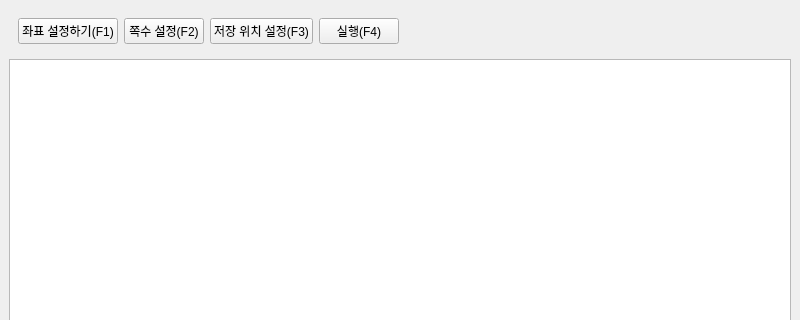
Old version of the form ui/main.ui in the repository KJH9612/python-capture; both pictures show x 0 to 800 and y 0 to 320 of the 800 by 600 pixel window.
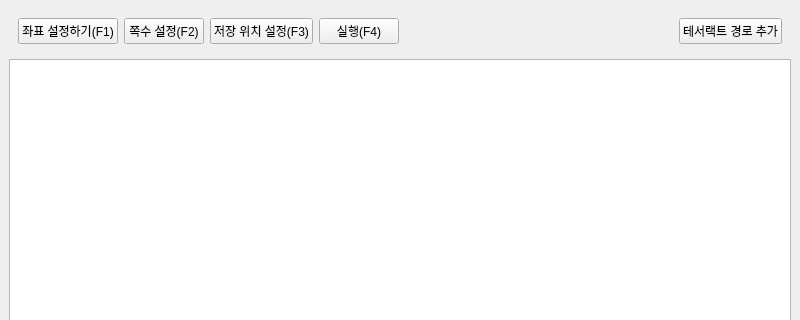
New version of the form.

```diff
--- a/ui/main.ui
+++ b/ui/main.ui
@@ -14,7 +14,12 @@
    <string>MainWindow</string>
   </property>
   <widget class="QWidget" name="centralwidget">
-   <layout class="QVBoxLayout" name="verticalLayout_2">
+   <layout class="QVBoxLayout" name="verticalLayout_3">
+    <item>
+     <layout class="QHBoxLayout" name="horizontalLayout_3">
+      <property name="spacing">
+       <number>0</number>
+      </property>
     <item alignment="Qt::AlignLeft">
      <widget class="QWidget" name="l_header_widget" native="true">
       <layout class="QHBoxLayout" name="horizontalLayout">
@@ -48,6 +53,21 @@
        </item>
       </layout>
      </widget>
+      </item>
+      <item alignment="Qt::AlignRight">
+       <widget class="QWidget" name="r_header_widget" native="true">
+        <layout class="QVBoxLayout" name="verticalLayout_2">
+         <item>
+          <widget class="QPushButton" name="pushButton_2">
+           <property name="text">
+            <string>테서랙트 경로 추가</string>
+           </property>
+          </widget>
+         </item>
+        </layout>
+       </widget>
+      </item>
+     </layout>
     </item>
     <item>
      <widget class="QWidget" name="content_widget" native="true">
```
Lines whose indentation alone changed are shown as unchanged.
